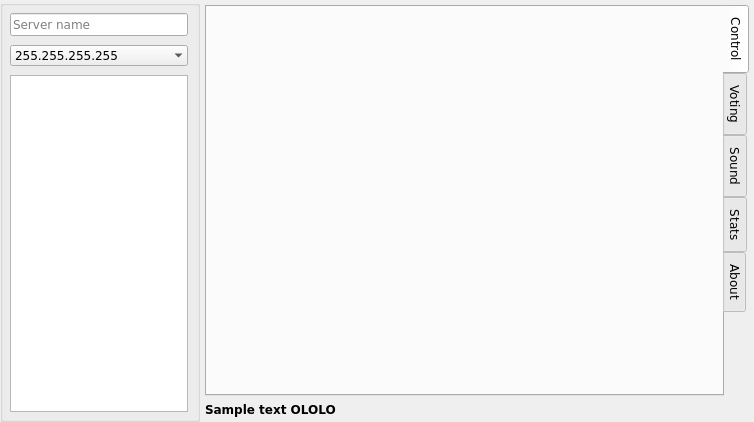
The window that ServerGui/main_window.ui (akru/conference-speaker-server) describes before a commit, drawn with Qt 5.
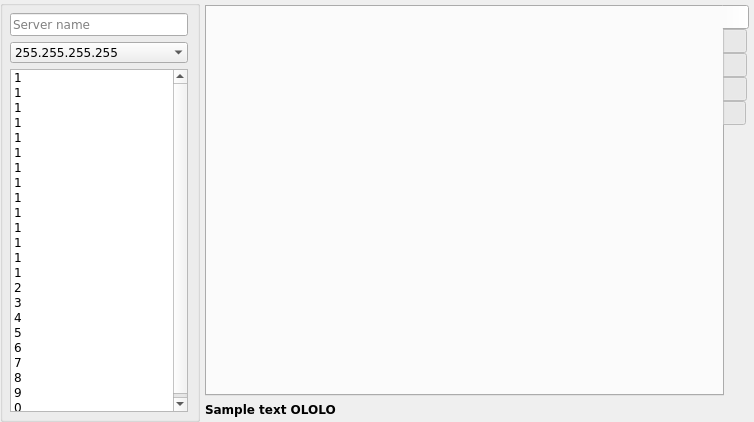
The same window after the commit. Icons and pictures are not drawn.

```diff
--- a/ServerGui/main_window.ui
+++ b/ServerGui/main_window.ui
@@ -175,9 +175,6 @@
        <string/>
       </property>
       <layout class="QVBoxLayout" name="verticalLayout_2">
-       <property name="spacing">
-        <number>9</number>
-       </property>
        <property name="leftMargin">
         <number>7</number>
        </property>
@@ -256,6 +253,145 @@
            <family>Verdana</family>
           </font>
          </property>
+         <property name="verticalScrollBarPolicy">
+          <enum>Qt::ScrollBarAlwaysOn</enum>
+         </property>
+         <property name="horizontalScrollBarPolicy">
+          <enum>Qt::ScrollBarAlwaysOff</enum>
+         </property>
+         <property name="sizeAdjustPolicy">
+          <enum>QAbstractScrollArea::AdjustIgnored</enum>
+         </property>
+         <property name="autoScroll">
+          <bool>false</bool>
+         </property>
+         <property name="dragEnabled">
+          <bool>false</bool>
+         </property>
+         <property name="selectionMode">
+          <enum>QAbstractItemView::NoSelection</enum>
+         </property>
+         <property name="verticalScrollMode">
+          <enum>QAbstractItemView::ScrollPerPixel</enum>
+         </property>
+         <property name="isWrapping" stdset="0">
+          <bool>false</bool>
+         </property>
+         <item>
+          <property name="text">
+           <string>1</string>
+          </property>
+         </item>
+         <item>
+          <property name="text">
+           <string>1</string>
+          </property>
+         </item>
+         <item>
+          <property name="text">
+           <string>1</string>
+          </property>
+         </item>
+         <item>
+          <property name="text">
+           <string>1</string>
+          </property>
+         </item>
+         <item>
+          <property name="text">
+           <string>1</string>
+          </property>
+         </item>
+         <item>
+          <property name="text">
+           <string>1</string>
+          </property>
+         </item>
+         <item>
+          <property name="text">
+           <string>1</string>
+          </property>
+         </item>
+         <item>
+          <property name="text">
+           <string>1</string>
+          </property>
+         </item>
+         <item>
+          <property name="text">
+           <string>1</string>
+          </property>
+         </item>
+         <item>
+          <property name="text">
+           <string>1</string>
+          </property>
+         </item>
+         <item>
+          <property name="text">
+           <string>1</string>
+          </property>
+         </item>
+         <item>
+          <property name="text">
+           <string>1</string>
+          </property>
+         </item>
+         <item>
+          <property name="text">
+           <string>1</string>
+          </property>
+         </item>
+         <item>
+          <property name="text">
+           <string>1</string>
+          </property>
+         </item>
+         <item>
+          <property name="text">
+           <string>2</string>
+          </property>
+         </item>
+         <item>
+          <property name="text">
+           <string>3</string>
+          </property>
+         </item>
+         <item>
+          <property name="text">
+           <string>4</string>
+          </property>
+         </item>
+         <item>
+          <property name="text">
+           <string>5</string>
+          </property>
+         </item>
+         <item>
+          <property name="text">
+           <string>6</string>
+          </property>
+         </item>
+         <item>
+          <property name="text">
+           <string>7</string>
+          </property>
+         </item>
+         <item>
+          <property name="text">
+           <string>8</string>
+          </property>
+         </item>
+         <item>
+          <property name="text">
+           <string>9</string>
+          </property>
+         </item>
+         <item>
+          <property name="text">
+           <string>0</string>
+          </property>
+         </item>
         </widget>
        </item>
       </layout>
@@ -288,8 +424,17 @@
         <property name="currentIndex">
          <number>0</number>
         </property>
+        <property name="iconSize">
+         <size>
+          <width>46</width>
+          <height>46</height>
+         </size>
+        </property>
         <property name="elideMode">
-         <enum>Qt::ElideLeft</enum>
+         <enum>Qt::ElideNone</enum>
+        </property>
+        <property name="usesScrollButtons">
+         <bool>true</bool>
         </property>
         <property name="documentMode">
          <bool>false</bool>
@@ -302,7 +447,10 @@
         </property>
         <widget class="QWidget" name="tab">
          <attribute name="title">
-          <string>Control</string>
+          <string notr="true"/>
+         </attribute>
+         <attribute name="toolTip">
+          <string>Speakers</string>
          </attribute>
          <layout class="QVBoxLayout" name="verticalLayout">
           <property name="spacing">
@@ -352,21 +500,33 @@
         </widget>
         <widget class="QWidget" name="tab_2">
          <attribute name="title">
+          <string/>
+         </attribute>
+         <attribute name="toolTip">
           <string>Voting</string>
          </attribute>
         </widget>
         <widget class="QWidget" name="tab_3">
          <attribute name="title">
+          <string/>
+         </attribute>
+         <attribute name="toolTip">
           <string>Sound</string>
          </attribute>
         </widget>
         <widget class="QWidget" name="tab_4">
          <attribute name="title">
+          <string/>
+         </attribute>
+         <attribute name="toolTip">
           <string>Stats</string>
          </attribute>
         </widget>
         <widget class="QWidget" name="tab_5">
          <attribute name="title">
+          <string/>
+         </attribute>
+         <attribute name="toolTip">
           <string>About</string>
          </attribute>
         </widget>
```
Left out of the diff: 110 changed lines with no effect on the pictures.
